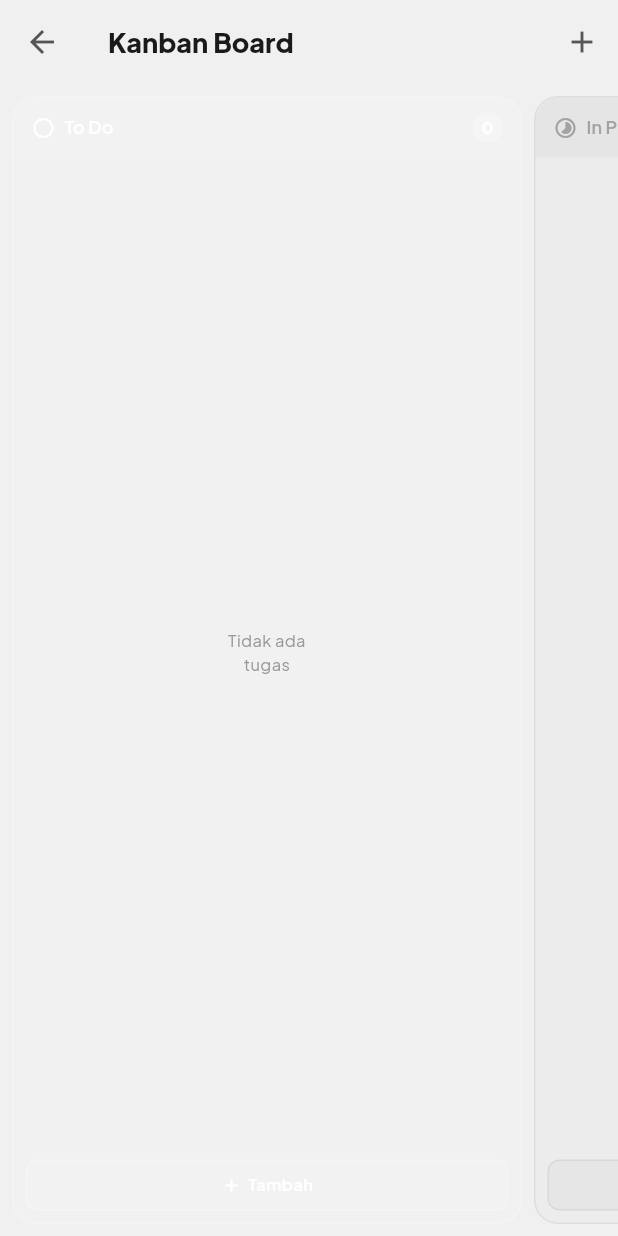
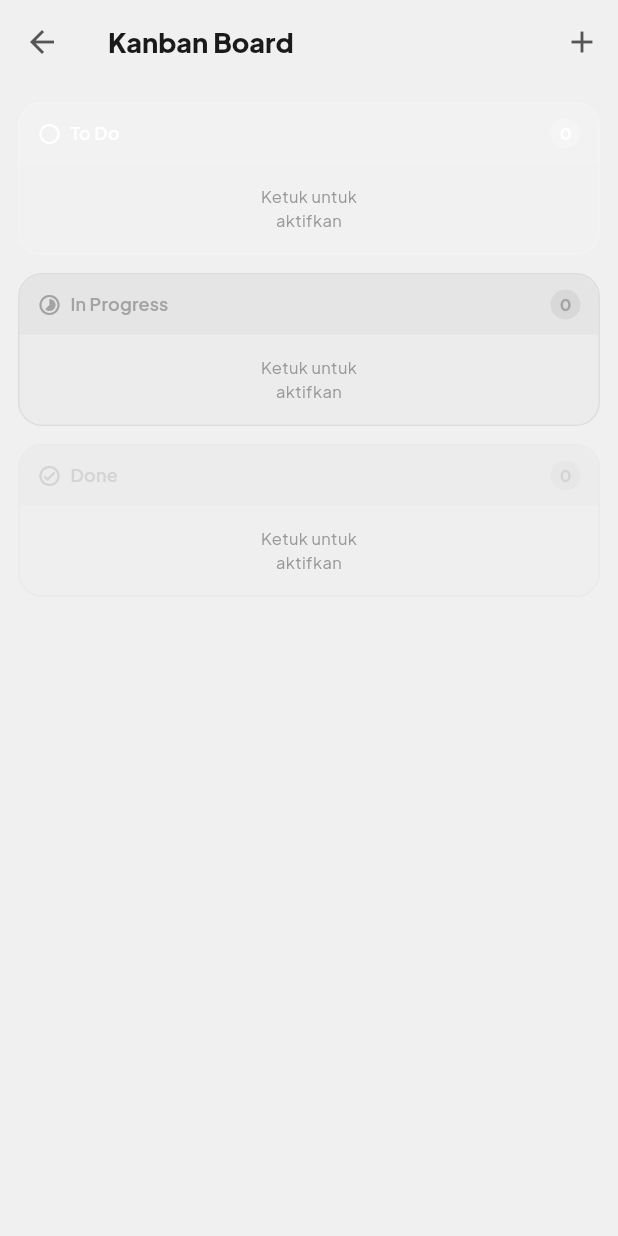
Before and after one commit to kekalhadi/lifehub, a Flutter app: the KanbanScreen screen opened directly, on a phone screen of 412 x 824 dp. Run offline on Flutter 3.47's test engine with Material 3 defaults, Android fonts, the phone set to English and light mode, and no system bars; our stand-ins replace fl_chart, flutter_riverpod, google_fonts, isar, shared_preferences, timezone; accounts and stored records are empty; generated files the repository leaves out were written again.

Commit message:
adjust: change Kanban layout from horizontal to vertical with independent scrolling

```diff
--- a/lib/features/tasks/presentation/screens/kanban_screen.dart
+++ b/lib/features/tasks/presentation/screens/kanban_screen.dart
@@ -21,11 +21,32 @@ class _KanbanScreenState extends ConsumerState<KanbanScreen> {
   int? _draggedTaskId;
   TaskStatus? _draggedFromStatus;
 
+  // NEW: kolom mana yang sedang "aktif" (terkunci untuk scroll internal).
+  // Hanya satu kolom yang bisa aktif dalam satu waktu.
+  TaskStatus? _activeScrollStatus;
+
+  void _activateColumn(TaskStatus status) {
+    setState(() {
+      _activeScrollStatus = _activeScrollStatus == status ? null : status;
+    });
+  }
+
+  void _deactivateAll() {
+    if (_activeScrollStatus != null) {
+      setState(() => _activeScrollStatus = null);
+    }
+  }
+
   @override
   Widget build(BuildContext context) {
     final title = widget.project?.title ?? 'Kanban Board';
 
-    return Scaffold(
+    // NEW: GestureDetector terluar — tap di area kosong (header/app bar,
+    // celah antar kolom, dsb) akan melepas status aktif kolom manapun.
+    return GestureDetector(
+      behavior: HitTestBehavior.translucent,
+      onTap: _deactivateAll,
+      child: Scaffold(
         appBar: AppBar(
           title: Text(title),
           actions: [
@@ -39,9 +60,10 @@ class _KanbanScreenState extends ConsumerState<KanbanScreen> {
             ),
           ],
         ),
-      body: ListView(
-        scrollDirection: Axis.horizontal,
-        padding: const EdgeInsets.all(8),
+        body: SingleChildScrollView(
+          padding: const EdgeInsets.all(12),
+          child: Column(
+            crossAxisAlignment: CrossAxisAlignment.stretch,
             children: [
               _KanbanColumn(
                 status: TaskStatus.todo,
@@ -51,6 +73,8 @@ class _KanbanScreenState extends ConsumerState<KanbanScreen> {
                 projectId: widget.project?.id,
                 draggedTaskId: _draggedTaskId,
                 draggedFromStatus: _draggedFromStatus,
+                isActive: _activeScrollStatus == TaskStatus.todo,
+                onActivate: () => _activateColumn(TaskStatus.todo),
                 onDragStarted: (taskId) {
                   setState(() {
                     _draggedTaskId = taskId;
@@ -64,7 +88,7 @@ class _KanbanScreenState extends ConsumerState<KanbanScreen> {
                   });
                 },
               ),
-          const SizedBox(width: 8),
+              const SizedBox(height: 12),
               _KanbanColumn(
                 status: TaskStatus.inProgress,
                 label: 'In Progress',
@@ -73,6 +97,8 @@ class _KanbanScreenState extends ConsumerState<KanbanScreen> {
                 projectId: widget.project?.id,
                 draggedTaskId: _draggedTaskId,
                 draggedFromStatus: _draggedFromStatus,
+                isActive: _activeScrollStatus == TaskStatus.inProgress,
+                onActivate: () => _activateColumn(TaskStatus.inProgress),
                 onDragStarted: (taskId) {
                   setState(() {
                     _draggedTaskId = taskId;
@@ -86,7 +112,7 @@ class _KanbanScreenState extends ConsumerState<KanbanScreen> {
                   });
                 },
               ),
-          const SizedBox(width: 8),
+              const SizedBox(height: 12),
               _KanbanColumn(
                 status: TaskStatus.done,
                 label: 'Done',
@@ -95,6 +121,8 @@ class _KanbanScreenState extends ConsumerState<KanbanScreen> {
                 projectId: widget.project?.id,
                 draggedTaskId: _draggedTaskId,
                 draggedFromStatus: _draggedFromStatus,
+                isActive: _activeScrollStatus == TaskStatus.done,
+                onActivate: () => _activateColumn(TaskStatus.done),
                 onDragStarted: (taskId) {
                   setState(() {
                     _draggedTaskId = taskId;
@@ -108,7 +136,10 @@ class _KanbanScreenState extends ConsumerState<KanbanScreen> {
                   });
                 },
               ),
+              const SizedBox(height: 80),
             ],
+          ),
+        ),
       ),
     );
   }
@@ -122,6 +153,8 @@ class _KanbanColumn extends ConsumerWidget {
   final int? projectId;
   final int? draggedTaskId;
   final TaskStatus? draggedFromStatus;
+  final bool isActive; // NEW
+  final VoidCallback onActivate; // NEW
   final ValueChanged<int> onDragStarted;
   final VoidCallback onDragEnded;
 
@@ -133,6 +166,8 @@ class _KanbanColumn extends ConsumerWidget {
     this.projectId,
     this.draggedTaskId,
     this.draggedFromStatus,
+    required this.isActive,
+    required this.onActivate,
     required this.onDragStarted,
     required this.onDragEnded,
   });
@@ -147,9 +182,6 @@ class _KanbanColumn extends ConsumerWidget {
       status: status,
     );
     final tasksAsync = ref.watch(allTasksStreamProvider(filter));
-
-    final screenWidth = MediaQuery.of(context).size.width;
-    final columnWidth = (screenWidth - 40).clamp(280.0, 340.0);
 
     return DragTarget<Map<String, dynamic>>(
       key: ValueKey('column_$status'),
@@ -170,8 +202,15 @@ class _KanbanColumn extends ConsumerWidget {
       builder: (context, candidateData, rejectedData) {
         final isHovering = candidateData.isNotEmpty;
 
-        return Container(
-          width: columnWidth,
+        // NEW: tap di dalam kolom (header / background) mengaktifkan kolom
+        // ini. Karena ini GestureDetector "anak", tap di sini tidak akan
+        // memicu GestureDetector deaktivasi di level Scaffold.
+        return GestureDetector(
+          behavior: HitTestBehavior.opaque,
+          onTap: onActivate,
+          child: AnimatedContainer(
+            duration: const Duration(milliseconds: 200),
+            transform: Matrix4.translationValues(0, isActive ? -3 : 0, 0),
             decoration: BoxDecoration(
               color: isHovering
                   ? color.withOpacity(0.12)
@@ -180,14 +219,28 @@ class _KanbanColumn extends ConsumerWidget {
               border: Border.all(
                 color: isHovering
                     ? color.withOpacity(0.5)
+                    : isActive
+                        ? Colors.grey.shade400.withOpacity(0.7)
                         : color.withOpacity(0.2),
+                width: isActive ? 1.5 : 1,
               ),
+              boxShadow: isActive
+                  ? [
+                      BoxShadow(
+                        color: Colors.black.withOpacity(0.25),
+                        blurRadius: 8,
+                        offset: const Offset(0, 3),
+                      ),
+                    ]
+                  : null,
             ),
             child: Column(
               crossAxisAlignment: CrossAxisAlignment.start,
+              mainAxisSize: MainAxisSize.min,
               children: [
                 // Column header
                 Container(
+                  width: double.infinity,
                   padding: const EdgeInsets.symmetric(
                       horizontal: 12, vertical: 10),
                   decoration: BoxDecoration(
@@ -207,6 +260,37 @@ class _KanbanColumn extends ConsumerWidget {
                           ),
                         ),
                       ),
+                      // NEW: indikator aktif
+                      // if (isActive) ...[
+                      //   Container(
+                      //     padding: const EdgeInsets.symmetric(
+                      //         horizontal: 6, vertical: 2),
+                      //     margin: const EdgeInsets.only(right: 6),
+                      //     decoration: BoxDecoration(
+                      //       color: color,
+                      //       borderRadius: BorderRadius.circular(10),
+                      //     ),
+                      //     child: Row(
+                      //       mainAxisSize: MainAxisSize.min,
+                      //       children: [
+                      //         const Icon(
+                      //           Icons.swipe_vertical_rounded,
+                      //           size: 10,
+                      //           color: Colors.white,
+                      //         ),
+                      //         const SizedBox(width: 3),
+                      //         Text(
+                      //           'Aktif',
+                      //           style: theme.textTheme.bodyMedium?.copyWith(
+                      //             fontSize: 9,
+                      //             color: Colors.white,
+                      //             fontWeight: FontWeight.w700,
+                      //           ),
+                      //         ),
+                      //       ],
+                      //     ),
+                      //   ),
+                      // ],
                       tasksAsync.when(
                         data: (tasks) => Container(
                           padding: const EdgeInsets.symmetric(
@@ -231,20 +315,37 @@ class _KanbanColumn extends ConsumerWidget {
                   ),
                 ),
 
-              // Task cards
-              Expanded(
+                // Task cards — constrained height, scroll aktif hanya saat
+                // kolom sedang "aktif". IgnorePointer mencegah list ini
+                // mencuri gesture drag/scroll saat tidak aktif.
+                ConstrainedBox(
+                  constraints: const BoxConstraints(maxHeight: 280),
+                  child: IgnorePointer(
+                    ignoring: !isActive,
                     child: tasksAsync.when(
-                  loading: () => const Center(
+                      loading: () => const SizedBox(
+                        height: 60,
+                        child: Center(
                           child: CircularProgressIndicator(strokeWidth: 2),
                         ),
-                  error: (e, _) => Center(child: Text('Error: $e')),
+                      ),
+                      error: (e, _) => SizedBox(
+                        height: 60,
+                        child: Center(child: Text('Error: $e')),
+                      ),
                       data: (tasks) {
                         if (tasks.isEmpty) {
-                      return Center(
+                          return SizedBox(
+                            height: 60,
+                            child: Center(
                               child: Padding(
                                 padding: const EdgeInsets.all(12),
                                 child: Text(
-                            isHovering ? 'Lepas di sini' : 'Tidak ada\ntugas',
+                                  isHovering
+                                      ? 'Lepas di sini'
+                                      : (isActive
+                                          ? 'Tidak ada\ntugas'
+                                          : 'Ketuk untuk\naktifkan'),
                                   style: theme.textTheme.bodyMedium?.copyWith(
                                     fontSize: 11,
                                     color: isHovering ? color : null,
@@ -252,20 +353,21 @@ class _KanbanColumn extends ConsumerWidget {
                                   textAlign: TextAlign.center,
                                 ),
                               ),
+                            ),
                           );
                         }
-                    return ListView.builder(
-                      padding: const EdgeInsets.all(8),
+                        return ListView.separated(
+                          padding: const EdgeInsets.fromLTRB(8, 8, 8, 12),
+                          shrinkWrap: true,
+                          physics: const AlwaysScrollableScrollPhysics(),
                           itemCount: tasks.length,
+                          separatorBuilder: (_, __) => const SizedBox(height: 10),
                           itemBuilder: (_, i) {
                             final task = tasks[i];
                             if (task.id == draggedTaskId && draggedFromStatus == status) {
                               return Opacity(
                                 opacity: 0.3,
-                            child: _KanbanCard(
-                              task: task,
-                              columnColor: color,
-                            ),
+                                child: _KanbanCard(task: task, columnColor: color),
                               );
                             }
                             return _DraggableKanbanCard(
@@ -279,46 +381,9 @@ class _KanbanColumn extends ConsumerWidget {
                       },
                     ),
                   ),
-
-              // Add button
-              Padding(
-                padding: const EdgeInsets.all(8),
-                child: GestureDetector(
-                  onTap: () => Navigator.of(context).push(
-                    MaterialPageRoute(
-                      builder: (_) =>
-                          AddTaskScreen(projectId: projectId),
-                    ),
-                  ),
-                  child: Container(
-                    width: double.infinity,
-                    padding: const EdgeInsets.symmetric(vertical: 8),
-                    decoration: BoxDecoration(
-                      color: color.withOpacity(0.08),
-                      borderRadius: BorderRadius.circular(8),
-                      border: Border.all(
-                          color: color.withOpacity(0.2),
-                          style: BorderStyle.solid),
-                    ),
-                    child: Row(
-                      mainAxisAlignment: MainAxisAlignment.center,
-                      children: [
-                        Icon(Icons.add, color: color, size: 14),
-                        const SizedBox(width: 4),
-                        Text(
-                          'Tambah',
-                          style: theme.textTheme.bodyMedium?.copyWith(
-                            color: color,
-                            fontSize: 11,
-                            fontWeight: FontWeight.w600,
-                          ),
                 ),
               ],
             ),
-                  ),
-                ),
-              ),
-            ],
           ),
         );
       },
@@ -406,7 +471,7 @@ class _KanbanCard extends ConsumerWidget {
         MaterialPageRoute(builder: (_) => AddTaskScreen(task: task)),
       ),
       child: GlassCard(
-        margin: const EdgeInsets.only(bottom: 8),
+        // margin: const EdgeInsets.only(bottom: 10),
         padding: const EdgeInsets.all(10),
         radius: 10,
         child: Column(
```
Also changed, not shown: 1 other file. Lines whose indentation alone changed are shown as unchanged.
